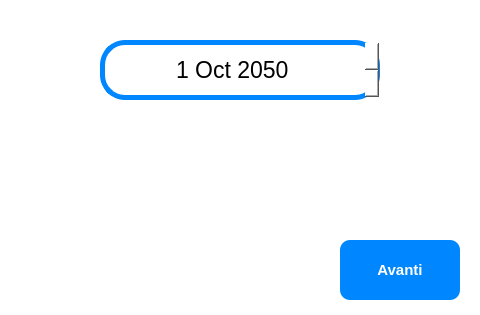
First picture: the form in view/inserisci_data_scadenza_window.ui, repository ISacchitella/MicroOne_v1.1, before the edit.
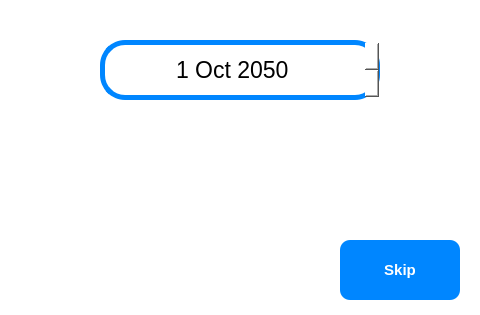
Second picture: the form after the edit. Icons and pictures are not drawn.

What changed in the file:
```diff
--- a/view/inserisci_data_scadenza_window.ui
+++ b/view/inserisci_data_scadenza_window.ui
@@ -87,7 +87,7 @@
 </string>
    </property>
    <property name="text">
-    <string>Avanti</string>
+    <string>Skip</string>
    </property>
   </widget>
   <widget class="QDateEdit" name="data_scad_dateEdit">
```
Left out of the diff: 3 changed lines with no effect on the pictures.
